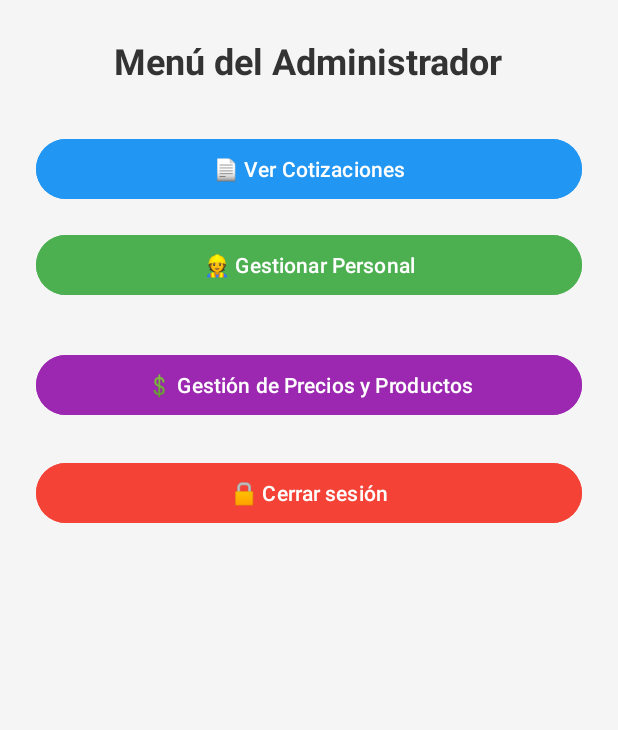
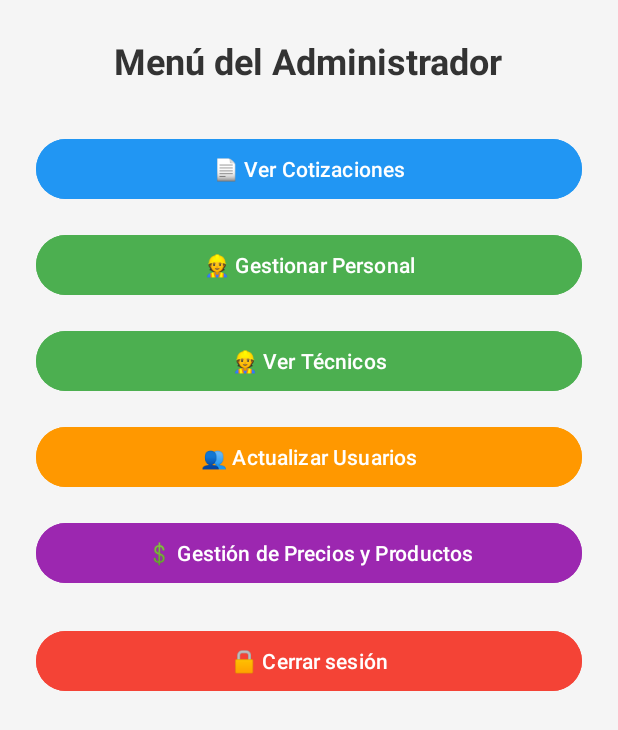
Before and after one commit to DiazClaros2000/ProryectoC.2-main, an Android app: the AdminMenuActivity screen opened directly, with no data from a screen before it, on a phone screen of 412 x 824 dp. Shown: the top 730 px of the screen. Run offline under Robolectric (Android 15) with nearby library versions, the phone set to English and light mode, and no system bars.

Commit message:
actualizado 2.1 (OFICIAL)

```diff
--- a/app/src/main/java/com/example/proyectoc/activities/AdminMenuActivity.java
+++ b/app/src/main/java/com/example/proyectoc/activities/AdminMenuActivity.java
@@ -5,14 +5,13 @@ import android.os.Bundle;
 import android.widget.Button;
 import android.widget.Toast;
 import androidx.appcompat.app.AppCompatActivity;
-
 import com.example.proyectoc.R;
 import com.example.proyectoc.empleados.MainEmpleados;
-import com.example.proyectoc.empleados.actividades.GestionPreciosProductosActivity;
+import com.example.proyectoc.empleados.actividades.GestionPreciosProductosActivity; // Import añadido
 
 public class AdminMenuActivity extends AppCompatActivity {
 
-    Button btnCotizaciones, btnTecnicos, btnUsuarios, btnCerrarSesion, btnGestionPrecios, btnReportes;
+    Button btnCotizaciones, btnTecnicos, btnUsuarios, btnCerrarSesion, btnGestionPrecios; // Botón añadido
 
     @Override
     protected void onCreate(Bundle savedInstanceState) {
@@ -23,8 +22,7 @@ public class AdminMenuActivity extends AppCompatActivity {
         btnTecnicos = findViewById(R.id.btnTecnicos);
         btnUsuarios = findViewById(R.id.btnUsuarios);
         btnCerrarSesion = findViewById(R.id.btnCerrarSesion);
-        btnGestionPrecios = findViewById(R.id.btnGestionPrecios);
-        btnReportes = findViewById(R.id.btnReportes);
+        btnGestionPrecios = findViewById(R.id.btnGestionPrecios); // Inicialización añadida
 
         btnCotizaciones.setOnClickListener(v ->
                 Toast.makeText(this, "Cotizaciones (falta pantalla)", Toast.LENGTH_SHORT).show());
@@ -37,20 +35,14 @@ public class AdminMenuActivity extends AppCompatActivity {
         btnUsuarios.setOnClickListener(v ->
                 Toast.makeText(this, "Usuarios (falta pantalla)", Toast.LENGTH_SHORT).show());
 
-        btnGestionPrecios.setOnClickListener(v -> {
+        btnGestionPrecios.setOnClickListener(v -> { // Listener añadido
             Intent intent = new Intent(AdminMenuActivity.this, GestionPreciosProductosActivity.class);
-            startActivity(intent);
-        });
-
-        // Nuevo listener para Reportes
-        btnReportes.setOnClickListener(v -> {
-            Intent intent = new Intent(AdminMenuActivity.this, ReportesActivity.class);
             startActivity(intent);
         });
 
         btnCerrarSesion.setOnClickListener(v -> {
             Toast.makeText(this, "Sesión cerrada", Toast.LENGTH_SHORT).show();
-            finish();
+            finish(); // Termina esta actividad y regresa a la anterior (login por ejemplo)
         });
     }
 }
--- a/app/src/main/java/com/example/proyectoc/activities/RegisterActivity.java
+++ b/app/src/main/java/com/example/proyectoc/activities/RegisterActivity.java
@@ -75,7 +75,7 @@ public class RegisterActivity extends AppCompatActivity {
         new Thread(() -> {
             HttpURLConnection conn = null;
             try {
-                URL url = new URL("http://192.168.0.190/car_wash_api/routes/register.php");
+                URL url = new URL("http://16.16.0.14/car_wash_api/routes/register.php");
                 conn = (HttpURLConnection) url.openConnection();
                 conn.setRequestMethod("POST");
                 conn.setRequestProperty("Content-Type", "application/json; charset=UTF-8");
--- a/app/src/main/java/com/example/proyectoc/api/NetworkConfig.java
+++ b/app/src/main/java/com/example/proyectoc/api/NetworkConfig.java
@@ -7,7 +7,7 @@ public class NetworkConfig {
 
     // URLs base para diferentes entornos
     private static final String EMULATOR_URL = "http://10.0.2.2/car_wash_api/";
-    private static final String DEVICE_URL = "http://192.168.0.190/car_wash_api/";
+    private static final String DEVICE_URL = "http://16.16.0.14/car_wash_api/";
 
     // URL que se usará según el entorno
     public static final String BASE_URL = IS_EMULATOR ? EMULATOR_URL : DEVICE_URL;
--- a/app/src/main/java/com/example/proyectoc/api/RestApiMethods.java
+++ b/app/src/main/java/com/example/proyectoc/api/RestApiMethods.java
@@ -2,7 +2,7 @@ package com.example.proyectoc.api;
 
 public class RestApiMethods {
 
-    public static final String BASE_URL = "http://192.168.0.190/car_wash/";
+    public static final String BASE_URL = "http://16.16.0.14/car_wash/";
     public static final String EndpointGetUsuario = BASE_URL + "GetUsuario.php";
     public static final String EndpointUpdateUsuario = BASE_URL + "UpdateUsuario.php";
 
--- a/app/src/main/java/com/example/proyectoc/api/RestApiMethodsE.java
+++ b/app/src/main/java/com/example/proyectoc/api/RestApiMethodsE.java
@@ -1,7 +1,7 @@
 package com.example.proyectoc.api;
 
 public class RestApiMethodsE {
-    public static final String BASE_URL = "http://192.168.0.190/car_wash_api/empleados/";
+    public static final String BASE_URL = "http://16.16.0.14/car_wash_api/empleados/";
 
     // Endpoints del CRUD de Empleados
     public static final String EndpointGetEmpleados = BASE_URL + "GetEmpleados.php";
--- a/app/src/main/java/com/example/proyectoc/api/RestApiMethodsV.java
+++ b/app/src/main/java/com/example/proyectoc/api/RestApiMethodsV.java
@@ -2,7 +2,7 @@ package com.example.proyectoc.api;
 
 public class RestApiMethodsV {
 
-    public static final String BASE_URL = "http://192.168.0.190/car_wash_api/vehiculos/";
+    public static final String BASE_URL = "http://16.16.0.14/car_wash_api/vehiculos/";
 
     public static final String GET_MARCAS = BASE_URL + "GetMarcas.php";
     public static final String GET_MODELOS = BASE_URL + "GetModelos.php";
--- a/app/src/main/res/layout/activity_admin_menu.xml
+++ b/app/src/main/res/layout/activity_admin_menu.xml
@@ -34,6 +34,22 @@
         android:text="👷 Gestionar Personal"
         android:textColor="#FFFFFF" />
 
+    <Button
+        android:id="@+id/btnTecnicos2"
+        android:layout_width="match_parent"
+        android:layout_height="wrap_content"
+        android:layout_marginBottom="16dp"
+        android:backgroundTint="#4CAF50"
+        android:text="👷 Ver Técnicos"
+        android:textColor="#FFFFFF" />
+
+    <Button
+        android:id="@+id/btnUsuarios"
+        android:layout_width="match_parent"
+        android:layout_height="wrap_content"
+        android:text="👥 Actualizar Usuarios"
+        android:backgroundTint="#FF9800"
+        android:textColor="#FFFFFF" />
 
     <Button
         android:id="@+id/btnGestionPrecios"
@@ -54,4 +70,6 @@
         android:textColor="#FFFFFF"
         android:layout_marginTop="24dp" />
 
+
+
 </LinearLayout>
```
